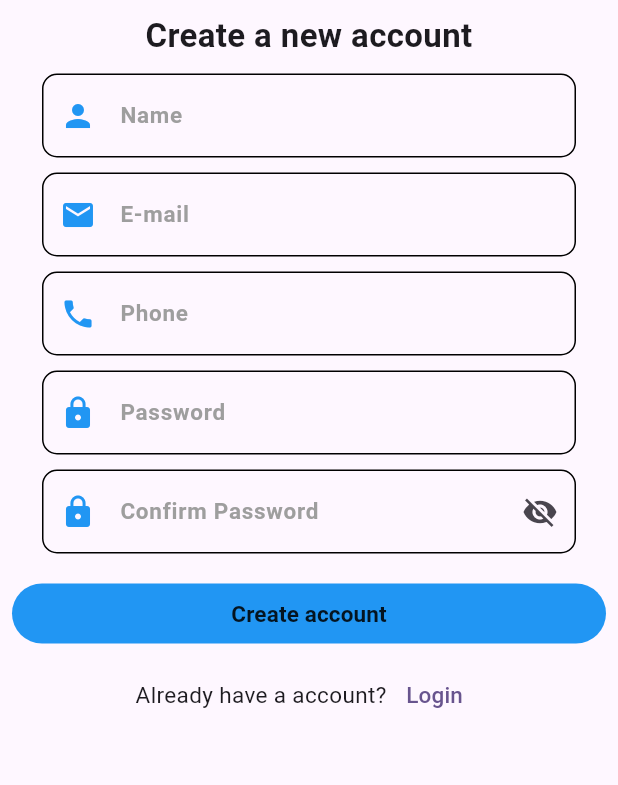
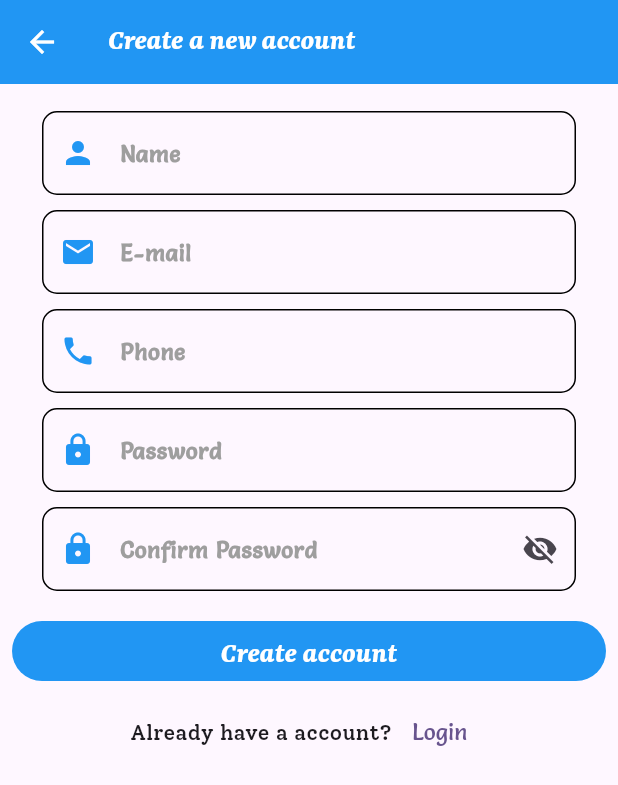
Before and after one commit to vikash-kumar-sinha/water_ordering_app, a Flutter app: the screen it shows after launch, after a tap on "Create a new account", on a phone screen of 412 x 824 dp. Shown: the top 785 px of the screen. Run offline on Flutter 3.47's test engine with Material 3 defaults, Android fonts, the phone set to English and light mode, and no system bars; our stand-ins replace animated_text_kit, carousel_slider, cloud_firestore, firebase_auth, firebase_core, flutter_spinkit and 2 more; missing offline and left inert: phonepe_payment_sdk, upi_india, upi_payment_flutter; accounts and stored records are empty.

Commit message:
updated fonts of all pages

```diff
--- a/lib/login.dart
+++ b/lib/login.dart
@@ -70,7 +70,8 @@ class _login_pageState extends State<login_page> {
               const Expanded(flex: 3,
                 child: Text('Welcome back',textAlign: TextAlign.center,style: TextStyle(
                   fontWeight: FontWeight.bold,
-                  fontSize: 22,
+                  fontSize: 25,
+                  fontFamily: 'heading'
                 ),),
               ),
               Gap(20),
@@ -81,7 +82,7 @@ class _login_pageState extends State<login_page> {
                     controller: emailController,
                     style: const TextStyle(
                         color: Colors.black87,
-                        fontWeight: FontWeight.bold
+                        fontWeight: FontWeight.w500,fontFamily: 'salsa'
                     ),
                     keyboardType: TextInputType.emailAddress,
                     decoration: InputDecoration(
@@ -89,7 +90,7 @@ class _login_pageState extends State<login_page> {
                         hintStyle: const TextStyle(
                             color: Colors.grey,
                             fontWeight: FontWeight.bold,
-                            fontSize: 15
+                            fontSize: 15,fontFamily: 'salsa'
                         ),
                         prefixIcon: const Icon(Icons.email,color: Colors.blue,),
                         focusedBorder: OutlineInputBorder(
@@ -122,7 +123,7 @@ class _login_pageState extends State<login_page> {
                     obscureText: _passObcure,
                     style: const TextStyle(
                         color: Colors.black87,
-                        fontWeight: FontWeight.bold
+                        fontWeight: FontWeight.bold,fontFamily: 'salsa'
                     ),
 
                     decoration: InputDecoration(
@@ -137,7 +138,8 @@ class _login_pageState extends State<login_page> {
                         hintStyle: const TextStyle(
                             color: Colors.grey,
                             fontWeight: FontWeight.bold,
-                            fontSize: 15
+                            fontSize: 15,
+                          fontFamily: 'salsa'
                         ),
                         prefixIcon: const Icon(Icons.lock,color: Colors.blue,),
                         focusedBorder: OutlineInputBorder(
@@ -162,7 +164,7 @@ class _login_pageState extends State<login_page> {
               Expanded(flex:2,child: Row(mainAxisAlignment: MainAxisAlignment.start,
                 children: [
                   const SizedBox(width: 10,),
-                TextButton(onPressed: (){Navigator.push(context,MaterialPageRoute(builder: (context)=>const ForgotPassword()));}, child: const Text('Forgot Password?',style: TextStyle(fontSize: 12,color: Colors.red),))
+                TextButton(onPressed: (){Navigator.push(context,MaterialPageRoute(builder: (context)=>const ForgotPassword()));}, child: const Text('Forgot Password?',style: TextStyle(fontSize: 13,color: Colors.red,fontFamily: 'solway'),))
 
               ],)),
               //SizedBox(height: 20,),
@@ -176,9 +178,9 @@ class _login_pageState extends State<login_page> {
 
                   ), child: const Text('Login',
                   style: TextStyle(
-                    color: Colors.black87,
-                    fontSize: 12,
-                    fontWeight: FontWeight.bold
+                    color: Colors.white,
+                    fontSize: 20,
+                    fontWeight: FontWeight.bold,fontFamily: 'heading'
                   ),)),
                 ),
               ),
@@ -189,11 +191,11 @@ class _login_pageState extends State<login_page> {
                     children: [
                       const SizedBox(),
                       const Text('Don\'t have account?',style: TextStyle(
-                    fontSize: 12
+                    fontSize: 12,fontFamily: 'solway'
                   ),),
 
                   TextButton(onPressed: (){Navigator.push(context, MaterialPageRoute(builder: (context)=>const registration_page()));}, child: const Text('Create a new account',style: TextStyle(
-                    fontSize: 12
+                    fontSize: 12,fontFamily: 'solway'
                   ),))
                 ],),
               ),
--- a/lib/orderList.dart
+++ b/lib/orderList.dart
@@ -35,7 +35,9 @@ class UiHelper{
 
 const TextStyle orderTextstyle=TextStyle(
   fontSize: 10,
-  fontWeight: FontWeight.bold
+  fontWeight: FontWeight.bold,
+  fontFamily: 'solway',
+  color: Colors.blue
 );
  TextStyle aboutTextStyle=TextStyle(
    fontFamily: 'salsa',
--- a/lib/registration.dart
+++ b/lib/registration.dart
@@ -95,6 +95,16 @@ class _registration_pageState extends State<registration_page> {
         child: SpinKitWaveSpinner(color: Colors.blue,size: 150,waveColor: Colors.blue,),
       ),
     ):Scaffold(
+      appBar: AppBar(
+        backgroundColor: Colors.blue,
+        foregroundColor: Colors.white,
+        title: Text('Create a new account',style: TextStyle(
+            fontFamily: 'heading',
+            color: Colors.white,
+            fontSize: 20,
+            fontWeight: FontWeight.bold
+        ),),
+      ),
       body: SafeArea(
         child: Expanded(
           child: Padding(
@@ -105,13 +115,7 @@ class _registration_pageState extends State<registration_page> {
               // crossAxisAlignment: CrossAxisAlignment.center,
               children: [
                 const Expanded(flex:3,child: SizedBox()),
-                const Expanded(flex: 4,
-                  child: Text('Create a new account',textAlign: TextAlign.center,style: TextStyle(
-                    fontWeight: FontWeight.bold,
-                    fontSize: 22,
 
-                  ),),
-                ),
                 const Gap(10),
                 //SizedBox(height: 10,),
                 Expanded(flex: 4,
@@ -121,7 +125,8 @@ class _registration_pageState extends State<registration_page> {
                       controller: nameController,
                       style: const TextStyle(
                           color: Colors.black87,
-                          fontWeight: FontWeight.bold
+                          fontWeight: FontWeight.bold,
+                        fontFamily: 'salsa'
                       ),
 
                       decoration: InputDecoration(
@@ -129,7 +134,8 @@ class _registration_pageState extends State<registration_page> {
                           hintStyle: const TextStyle(
                               color: Colors.grey,
                               fontWeight: FontWeight.bold,
-                              fontSize: 15
+                              fontSize: 15,
+                              fontFamily: 'salsa'
                           ),
                           prefixIcon: const Icon(Icons.person,color: Colors.blue,),
                           focusedBorder: OutlineInputBorder(
@@ -160,6 +166,7 @@ class _registration_pageState extends State<registration_page> {
                       controller: emailController,
                       style: const TextStyle(
                           color: Colors.black87,
+                          fontFamily: 'salsa',
                           fontWeight: FontWeight.bold
                       ),
                       keyboardType: TextInputType.emailAddress,
@@ -167,6 +174,7 @@ class _registration_pageState extends State<registration_page> {
                           hintText: 'E-mail',
                           hintStyle: const TextStyle(
                               color: Colors.grey,
+                              fontFamily: 'salsa',
                               fontWeight: FontWeight.bold,
                               fontSize: 15
                           ),
@@ -199,6 +207,7 @@ class _registration_pageState extends State<registration_page> {
                       controller: phoneController,
                       style: const TextStyle(
                           color: Colors.black87,
+                          fontFamily: 'salsa',
                           fontWeight: FontWeight.bold
                       ),
                       keyboardType: TextInputType.emailAddress,
@@ -206,6 +215,7 @@ class _registration_pageState extends State<registration_page> {
                           hintText: 'Phone',
                           hintStyle: const TextStyle(
                               color: Colors.grey,
+                              fontFamily: 'salsa',
                               fontWeight: FontWeight.bold,
                               fontSize: 15
                           ),
@@ -239,6 +249,7 @@ class _registration_pageState extends State<registration_page> {
                       obscureText: true,
                       style: const TextStyle(
                           color: Colors.black87,
+                          fontFamily: 'salsa',
                           fontWeight: FontWeight.bold
                       ),
 
@@ -246,6 +257,7 @@ class _registration_pageState extends State<registration_page> {
                           hintText: 'Password',
                           hintStyle: const TextStyle(
                               color: Colors.grey,
+                              fontFamily: 'salsa',
                               fontWeight: FontWeight.bold,
                               fontSize: 15
                           ),
@@ -279,7 +291,8 @@ class _registration_pageState extends State<registration_page> {
                       obscureText: _confirmPassObcure,
                       style: const TextStyle(
                           color: Colors.black87,
-                          fontWeight: FontWeight.bold
+                          fontWeight: FontWeight.bold,
+                          fontFamily: 'salsa'
                       ),
 
                       decoration: InputDecoration(
@@ -292,6 +305,7 @@ class _registration_pageState extends State<registration_page> {
                           hintText: 'Confirm Password',
                           hintStyle: const TextStyle(
                               color: Colors.grey,
+                              fontFamily: 'salsa',
                               fontWeight: FontWeight.bold,
                               fontSize: 15
                           ),
@@ -329,9 +343,10 @@ class _registration_pageState extends State<registration_page> {
 
                         ), child: const Text('Create account',
                       style: TextStyle(
-                          color: Colors.black87,
-                          fontSize: 15,
-                          fontWeight: FontWeight.bold
+                          color: Colors.white,
+                          fontSize: 20,
+                          fontWeight: FontWeight.bold,
+                        fontFamily: 'heading'
                       ),),),
                   ),
                 ),
@@ -342,13 +357,14 @@ class _registration_pageState extends State<registration_page> {
                     mainAxisAlignment: MainAxisAlignment.center,
                     children: [
                       const Text('Already have a account?',style: TextStyle(
-                          fontSize: 15
+                          fontSize: 14,
+                        fontFamily: 'solway'
                       ),),
                       TextButton(onPressed: (){
                        // Navigator.push(context, MaterialPageRoute(builder: (context)=>login_page()));
                         Navigator.pop(context);
                       }, child: const Text('Login',style: TextStyle(
-                          fontSize: 15
+                          fontSize: 15, fontFamily: 'salsa'
                       ),))
                     ],),
                 ),
```
Also changed, not shown: lib/address.dart (+10 -9 lines), lib/history.dart (+8 -9 lines).
